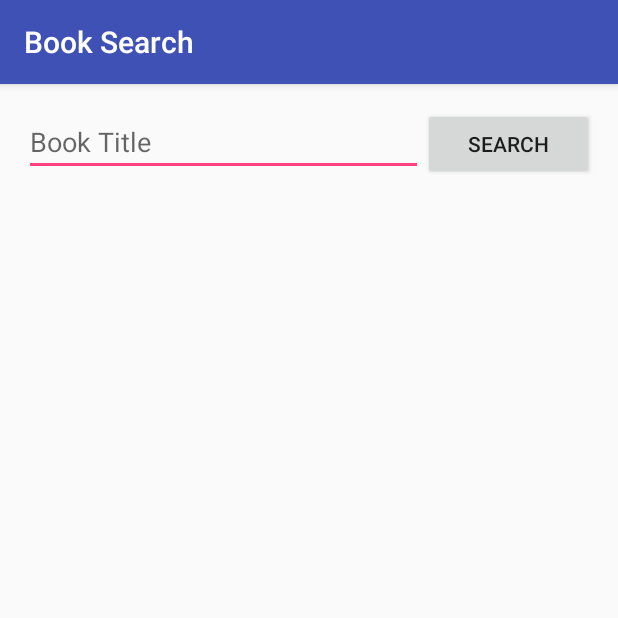
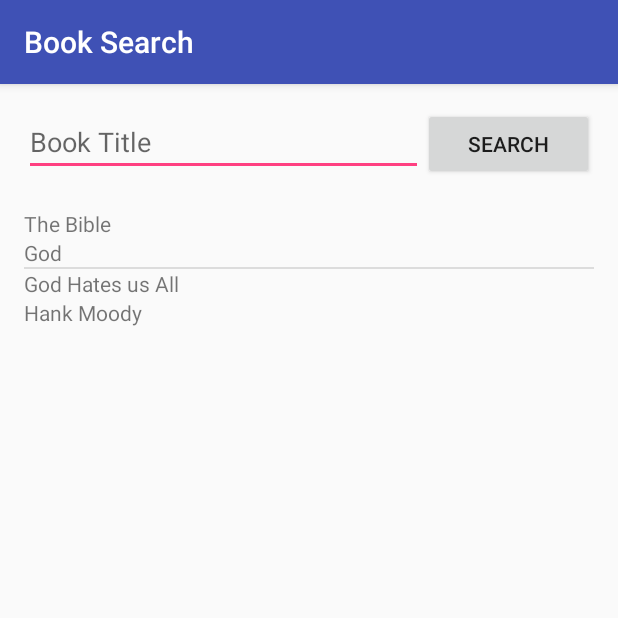
Before and after one commit to karl-denby/BookSearch, an Android app: the screen it shows after launch (SearchActivity), after a tap on "SEARCH", on a phone screen of 412 x 824 dp, the top half of it. Run offline under Robolectric (Android 15) with nearby library versions, the phone set to English and light mode, and no system bars.

Commit message:
implements ArrayList / ArrayAdapter / Listview

```diff
--- /dev/null
+++ b/app/src/main/java/com/example/android/booksearch/BookAdapter.java
@@ -0,0 +1,35 @@
+package com.example.android.booksearch;
+
+import android.content.Context;
+import android.view.LayoutInflater;
+import android.view.View;
+import android.view.ViewGroup;
+import android.widget.ArrayAdapter;
+import android.widget.TextView;
+
+import java.util.ArrayList;
+
+public class BookAdapter extends ArrayAdapter<Book> {
+
+    public BookAdapter(Context context, ArrayList<Book> Books) {
+        super(context, 0, Books);
+    }
+
+    @Override
+    public View getView(int position, View convertView, ViewGroup parent) {
+        // Get the data item for this position
+        Book Book = getItem(position);
+        // Check if an existing view is being reused, otherwise inflate the view
+        if (convertView == null) {
+            convertView = LayoutInflater.from(getContext()).inflate(R.layout.book_listing, parent, false);
+        }
+        // Lookup view for data population
+        TextView tvTitle  = (TextView) convertView.findViewById(R.id.text1);
+        TextView tvAuthor = (TextView) convertView.findViewById(R.id.text2);
+        // Populate the data into the template view using the data object
+        tvTitle.setText(Book.getTitle());
+        tvAuthor.setText(Book.getAuthor());
+        // Return the completed view to render on screen
+        return convertView;
+    }
+}
--- a/app/src/main/java/com/example/android/booksearch/SearchActivity.java
+++ b/app/src/main/java/com/example/android/booksearch/SearchActivity.java
@@ -5,10 +5,10 @@ import android.os.Bundle;
 import android.view.View;
 import android.widget.Button;
 import android.widget.EditText;
+import android.widget.ListView;
 import android.widget.Toast;
 
 import java.util.ArrayList;
-import java.util.List;
 
 public class SearchActivity extends AppCompatActivity {
 
@@ -18,13 +18,21 @@ public class SearchActivity extends AppCompatActivity {
         setContentView(R.layout.activity_search);
 
         // Make: Test books
-        Book result1 = new Book("The Bible", "God");
-        Book result2 = new Book("God Hates us All", "Hank Moody");
+        Book book1 = new Book("The Bible", "God");
+        Book book2 = new Book("God Hates us All", "Hank Moody");
 
-        // Make: Book list
-        List bookQueryResults = new ArrayList();
-        bookQueryResults.add(result1);
-        bookQueryResults.add(result2);
+        // ArrayList >> Adapter >> ListView
+        ArrayList<Book> arrayOfBooks = new ArrayList<>();
+
+        // we need a class for a userAdapter
+        BookAdapter bookAdapter = new BookAdapter(this, arrayOfBooks);
+
+        // We need a listView
+        ListView lvBook = (ListView) findViewById(R.id.list_item);
+        lvBook.setAdapter(bookAdapter);
+
+        bookAdapter.add(book1);
+        bookAdapter.add(book2);
 
         // Link: Search button and Text entered in TextEdit
         //       Define an onClick that toasts whatever is entered.
@@ -32,11 +40,17 @@ public class SearchActivity extends AppCompatActivity {
         Button btn_search = (Button) findViewById(R.id.btn_search);
 
         assert btn_search != null;
+
         btn_search.setOnClickListener(new View.OnClickListener() {
             @Override
             public void onClick(View v) {
-                Toast.makeText(SearchActivity.this, edt_title.getText(), Toast.LENGTH_SHORT).show();
+                String search_string;
+                search_string = edt_title.getText().toString();
+
+                Toast.makeText(SearchActivity.this, "You searched for " + search_string, Toast.LENGTH_SHORT).show();
             }
         });
+
+
     }
 }
--- /dev/null
+++ b/app/src/main/res/layout/book_listing.xml
@@ -0,0 +1,16 @@
+<?xml version="1.0" encoding="utf-8"?>
+<LinearLayout xmlns:android="http://schemas.android.com/apk/res/android"
+    android:orientation="vertical" android:layout_width="match_parent"
+    android:layout_height="match_parent">
+
+    <TextView
+        android:layout_width="match_parent"
+        android:layout_height="wrap_content"
+        android:id="@+id/text1"/>
+
+    <TextView
+        android:layout_width="match_parent"
+        android:layout_height="wrap_content"
+        android:id="@+id/text2"/>
+
+</LinearLayout>
```
